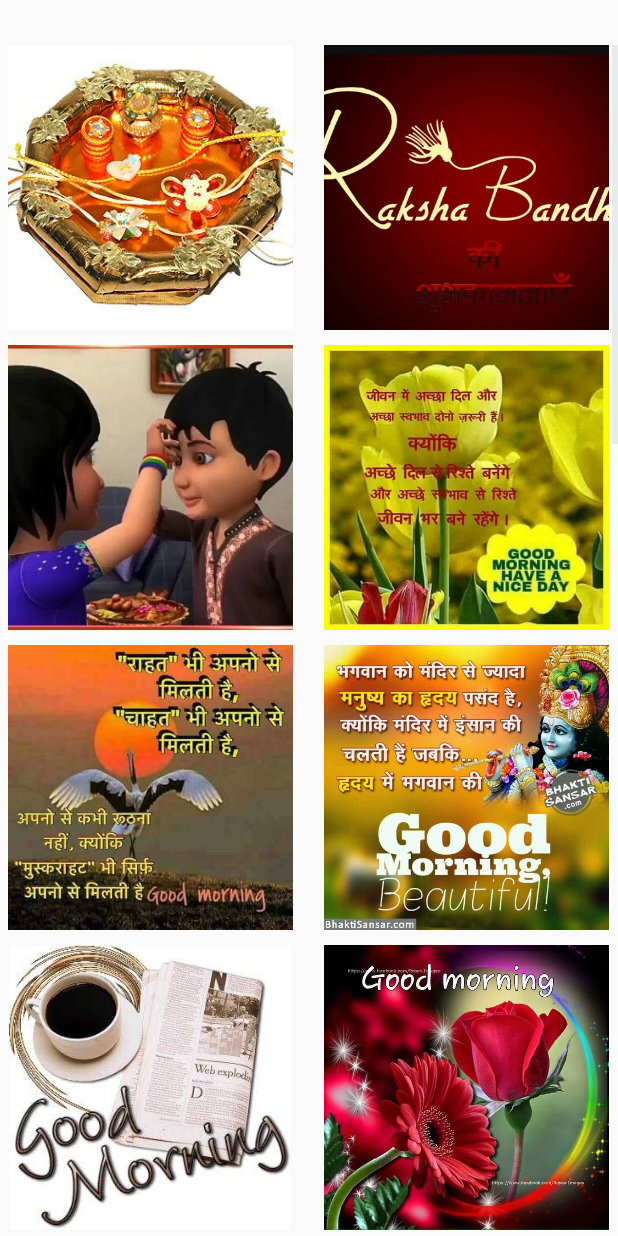
After one commit to vikramsingh1985/stickerApp, an Android app: the GridActivity screen opened directly, with no data from a screen before it, on a phone screen of 412 x 824 dp. The commit adds this screen. Run offline under Robolectric (Android 15) with nearby library versions, the phone set to English and light mode, and no system bars.

Commit message:
more fixup has been done

```diff
--- /dev/null
+++ b/app/src/main/java/app/android/floupr/elgroup/activities/GridActivity.java
@@ -0,0 +1,85 @@
+package app.android.floupr.elgroup.activities;
+
+import android.content.Intent;
+import android.content.res.AssetManager;
+import android.content.res.Resources;
+import android.os.Bundle;
+import android.support.annotation.Nullable;
+import android.support.v7.app.AppCompatActivity;
+import android.util.Log;
+import android.view.Menu;
+import android.view.View;
+import android.widget.AdapterView;
+import android.widget.GridView;
+
+import java.io.IOException;
+import java.util.ArrayList;
+import java.util.Arrays;
+
+import app.android.floupr.elgroup.adapters.ImageAdapter;
+import app.android.floupr.elgroup.adapters.ListImageAdapter;
+import app.android.floupr.elgroup.stickerapp.R;
+
+/**
+ * Created by vikram on 1/10/17.
+ */
+
+public class GridActivity extends AppCompatActivity{
+    GridView gridView;
+
+    @Override
+    protected void onCreate(@Nullable Bundle savedInstanceState) {
+        super.onCreate(savedInstanceState);
+        setContentView(R.layout.activity_grid_layout);
+//        getActionBar().setDisplayHomeAsUpEnabled(true);
+        gridView = (GridView) findViewById(R.id.gridview);
+        String []stickers = listFiles("files/stickers");
+        ArrayList<String> listImages = new ArrayList<String>(Arrays.asList(stickers));
+
+
+
+        gridView.setAdapter(new ListImageAdapter(this, listImages));
+        gridView.setOnItemClickListener(new AdapterView.OnItemClickListener() {
+            @Override
+            public void onItemClick(AdapterView<?> adapterView, View view, int i, long l) {
+                 share();
+
+            }
+        });
+
+    }
+
+    private void share(){
+        Intent i=new Intent(android.content.Intent.ACTION_SEND);
+        i.setType("text/plain");
+        i.putExtra(android.content.Intent.EXTRA_SUBJECT,"Subject test");
+        i.putExtra(android.content.Intent.EXTRA_TEXT, "extra text that you want to put");
+        startActivity(Intent.createChooser(i,"Share via"));
+
+    }
+
+    private String[] listFiles(String dirFrom) {
+        try {
+            Resources res = getResources(); //if you are in an activity
+            AssetManager am = res.getAssets();
+            String fileList[] = am.list(dirFrom);
+
+            if (fileList != null) {
+                for (int i = 0; i < fileList.length; i++) {
+                    Log.d("Images: ", fileList[i]);
+                }
+            }
+            return fileList;
+        }catch (IOException e){
+            Log.e("IOException: ",""+e.getLocalizedMessage());
+        }
+        return  null;
+    }
+
+    @Override
+    public boolean onCreateOptionsMenu(Menu menu) {
+        // Inflate the menu; this adds items to the action bar if it is present.
+        getMenuInflater().inflate(R.menu.main, menu);
+        return true;
+    }
+}
--- a/app/src/main/java/app/android/floupr/elgroup/adapters/FragmentImageAdapter.java
+++ b/app/src/main/java/app/android/floupr/elgroup/adapters/FragmentImageAdapter.java
@@ -74,9 +74,9 @@ public class FragmentImageAdapter extends RecyclerView.Adapter<FragmentImageAdap
         public MyViewHolder(View view) {
             super(view);
             imageView = (ImageView) view.findViewById(R.id.imageView);
-            imageView.setLayoutParams(new GridView.LayoutParams(265, 265));
-            imageView.setScaleType(ImageView.ScaleType.CENTER_CROP);
-            imageView.setPadding(35, 40, 35, 40);
+           // imageView.setLayoutParams(new GridView.LayoutParams(265, 265));
+            //imageView.setScaleType(ImageView.ScaleType.CENTER_CROP);
+           // imageView.setPadding(35, 40, 35, 40);
         }
     }
 
--- a/app/src/main/java/app/android/floupr/elgroup/adapters/ListImageAdapter.java
+++ b/app/src/main/java/app/android/floupr/elgroup/adapters/ListImageAdapter.java
@@ -1,11 +1,17 @@
 package app.android.floupr.elgroup.adapters;
 
 import android.content.Context;
+import android.graphics.drawable.Drawable;
+import android.util.Log;
 import android.view.View;
 import android.view.ViewGroup;
 import android.widget.BaseAdapter;
 import android.widget.GridView;
 import android.widget.ImageView;
+
+import java.io.IOException;
+import java.io.InputStream;
+import java.util.ArrayList;
 
 /**
  * Created by vikram on 24/9/17.
@@ -15,13 +21,13 @@ public class ListImageAdapter extends BaseAdapter {
     private Context mContext;
 
     // Constructor
-    public ListImageAdapter(Context c, Integer[] mThumbIds) {
+    public ListImageAdapter(Context c, ArrayList<String> mThumbIds) {
         mContext = c;
         this.mThumbIds = mThumbIds;
     }
 
     public int getCount() {
-        return mThumbIds.length;
+        return mThumbIds.size();
     }
 
     public Object getItem(int position) {
@@ -46,11 +52,18 @@ public class ListImageAdapter extends BaseAdapter {
         {
             imageView = (ImageView) convertView;
         }
-        imageView.setImageResource(mThumbIds[position]);
+        try {
+            InputStream inputstream = mContext.getAssets().open("files/stickers/" + mThumbIds.get(position));
+
+            Drawable drawable = Drawable.createFromStream(inputstream, null);
+            imageView.setImageDrawable(drawable);
+        }catch (IOException e){
+            Log.e("IOException: ",""+e.getLocalizedMessage());
+        }
         return imageView;
     }
 
     // Keep all Images in array
-    public Integer[] mThumbIds ;
+    public ArrayList<String> mThumbIds ;
 
 }
--- a/app/src/main/res/layout/gif_view.xml
+++ b/app/src/main/res/layout/gif_view.xml
@@ -1,6 +1,6 @@
 <?xml version="1.0" encoding="utf-8"?>
 <LinearLayout xmlns:android="http://schemas.android.com/apk/res/android"
-    android:orientation="vertical" android:layout_width="match_parent"
+    android:orientation="vertical" android:layout_width="wrap_content"
     android:layout_height="match_parent"
 
     >
@@ -8,5 +8,6 @@
     android:layout_width="wrap_content"
     android:layout_height="wrap_content"
     android:id="@+id/imageView"
+    android:scaleType="fitXY"
     />
 </LinearLayout>
```
Also changed, not shown: app/src/main/AndroidManifest.xml (+8 -1 lines), app/src/main/java/app/android/floupr/elgroup/fragments/GifFragment.java (+65 -8 lines).
